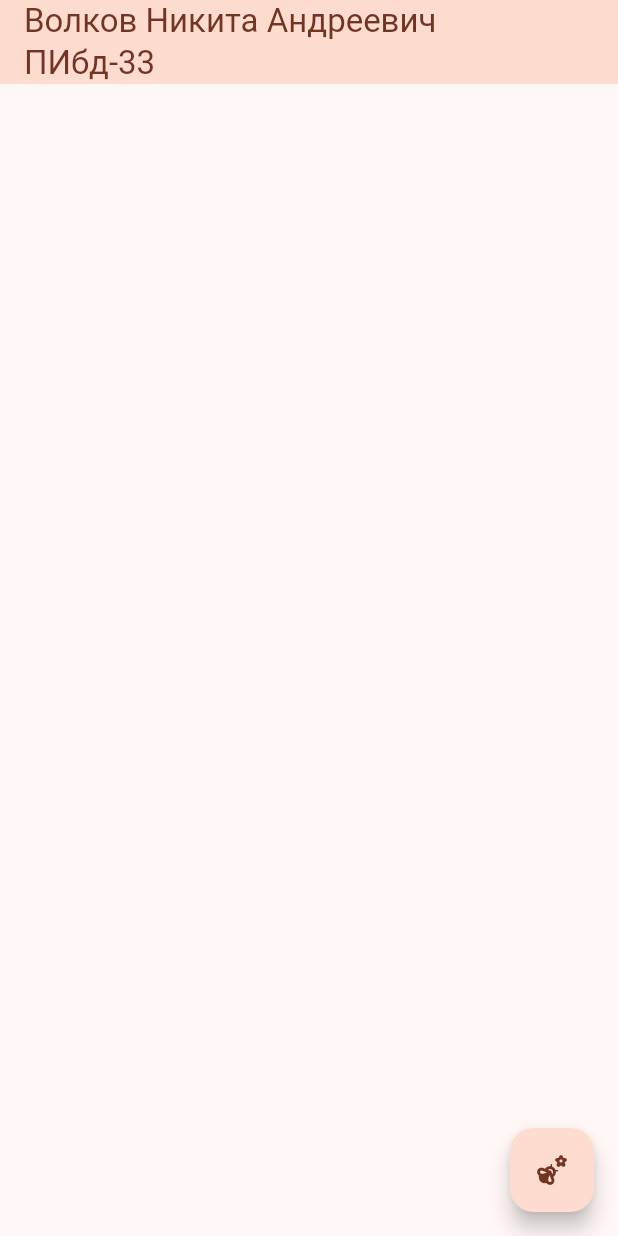
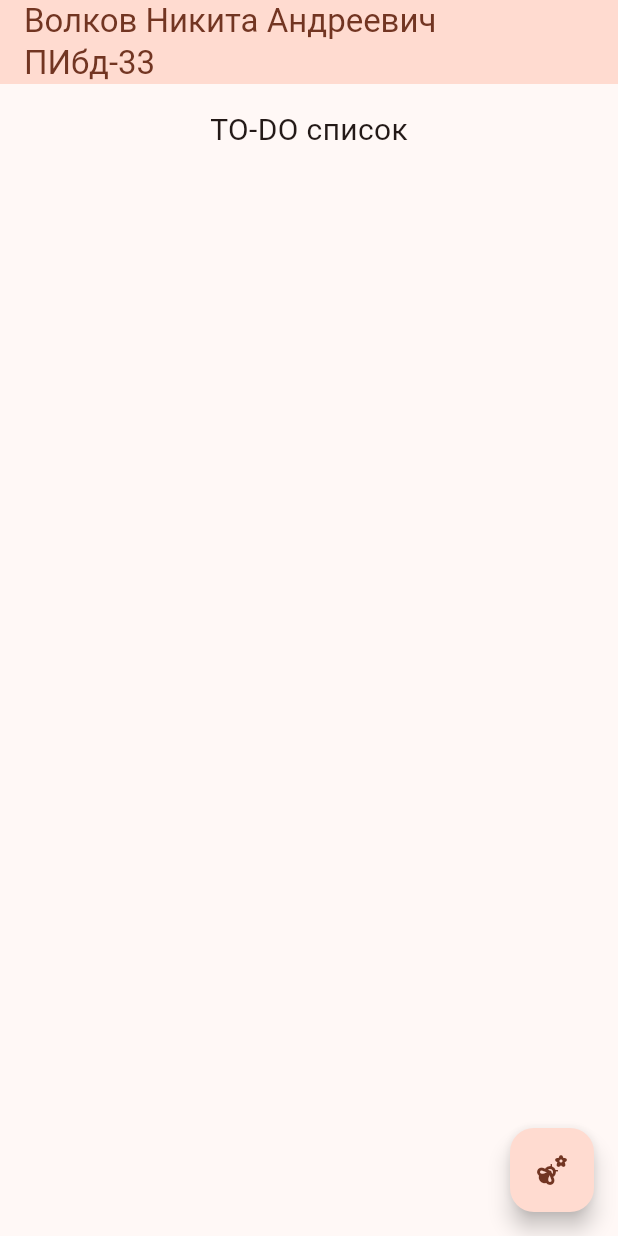
Before and after one commit to wintercxld/volkov_flutter_test_app, a Flutter app: the screen it shows after launch, on a phone screen of 412 x 824 dp. Run offline on Flutter 3.47's test engine with Material 3 defaults, Android fonts, the phone set to English and light mode, and no system bars.

Commit message:
added label which describes the purpose of the app

```diff
--- a/lib/main.dart
+++ b/lib/main.dart
@@ -95,7 +95,17 @@ class _MyTaskScreenState extends State<TaskScreen> {
         backgroundColor: Theme.of(context).colorScheme.primaryContainer,
         foregroundColor: Theme.of(context).colorScheme.onPrimaryContainer,
       ),
-      body: ListView.builder(
+      body: Column(
+        children: [
+          const Padding(
+            padding: EdgeInsets.all(16.0),
+            child: Text(
+              'TO-DO список',
+              style: TextStyle(fontSize: 20, fontWeight: FontWeight.normal),
+            ),
+          ),
+          Expanded(
+            child: ListView.builder(
               itemCount: widget.taskManager.tasks.length,
               itemBuilder: (context, index) {
                 final task = widget.taskManager.tasks[index];
@@ -124,6 +134,9 @@ class _MyTaskScreenState extends State<TaskScreen> {
                   ),
                 );
               },
+            ),
+          ),
+        ],
       ),
       floatingActionButton: FloatingActionButton(
         onPressed: () {
```
Lines whose indentation alone changed are shown as unchanged.
